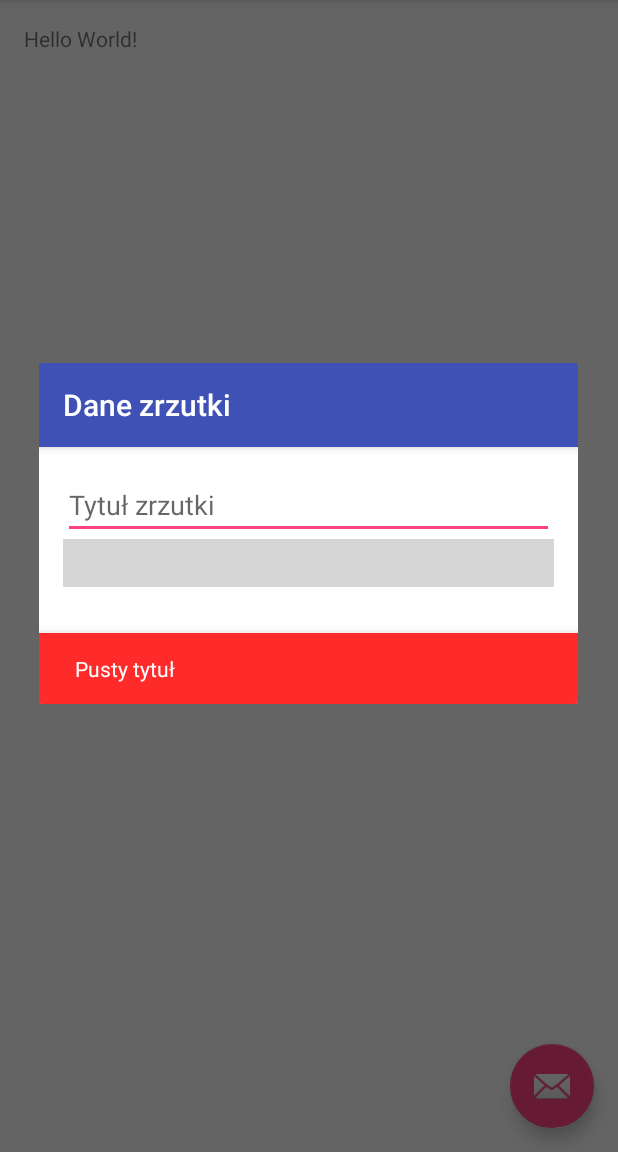
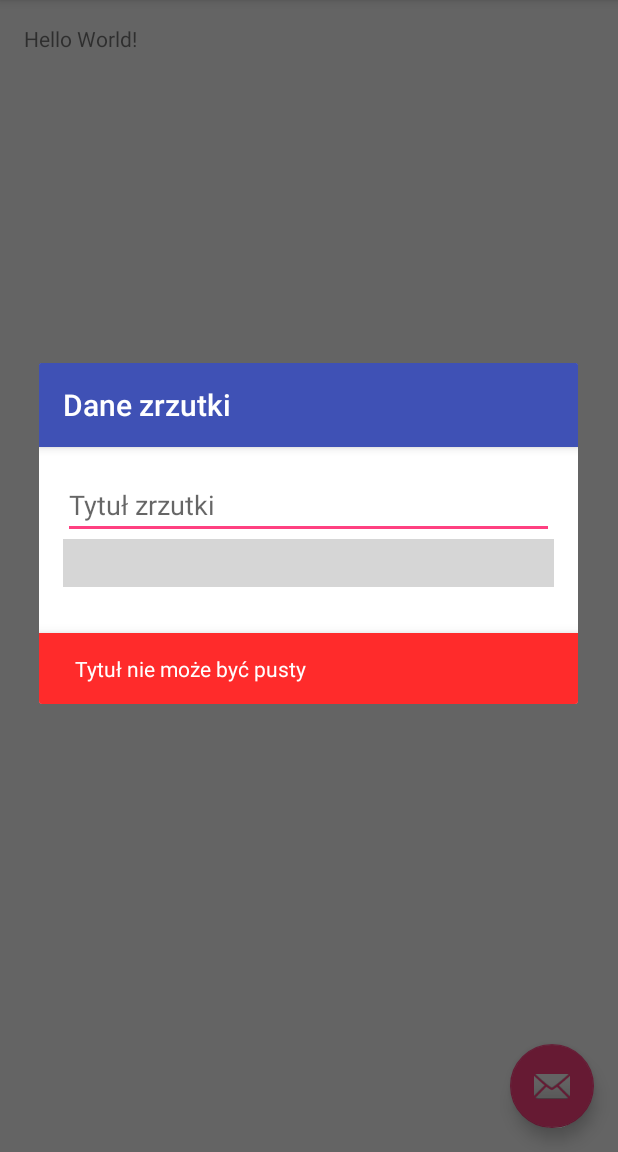
Before and after one commit to trzye/Zrzutka, an Android app: the screen it shows after launch (MainActivity), after a tap on "OK", on a phone screen of 412 x 824 dp, the part 84-1236 px from its top. Run offline under Robolectric (Android 15) with nearby library versions, the phone set to English and light mode, and no system bars; libraries missing offline, so code that uses them is left out: com.j256.ormlite, com.squareup.timessquare; plain views replace CalendarPickerView; 2 other taps on this screen came first; grey boxes are pictures that could not be loaded.

Commit message:
Refactoring of base contribution data input

```diff
--- a/client/app/src/main/java/pl/edu/pw/jereczem/zrzutka/client/model/contribution/Contribution.kt
+++ b/client/app/src/main/java/pl/edu/pw/jereczem/zrzutka/client/model/contribution/Contribution.kt
@@ -8,11 +8,11 @@ data class Contribution private constructor(
         @Id @GeneratedValue val id: Long? = null,
         @Column var title: String ="",
         @Column(columnDefinition = "DATE") var startDate: Date = Date(),
-        @Column(columnDefinition = "DATE") var endDate: Date? = null
+        @Column(columnDefinition = "DATE") var endDate: Date = Date()
 ) {
 
     private constructor() : this(null)
-    constructor(title: String, startDate: Date = Date(), endDate: Date? = null) : this(null, title, startDate, endDate)
+    constructor(title: String, startDate: Date = Date(), endDate: Date = startDate) : this(null, title, startDate, endDate)
 
     @ManyToOne private val _contributors: MutableCollection<Contributor> = mutableListOf()
     val contributors: List<Contributor> get() = _contributors.toList()
--- /dev/null
+++ b/client/app/src/main/java/pl/edu/pw/jereczem/zrzutka/client/view/contribution/KeyEventExtenctions.kt
@@ -0,0 +1,5 @@
+package pl.edu.pw.jereczem.zrzutka.client.view.contribution
+
+import android.view.KeyEvent
+
+fun KeyEvent.isBackPressed() = (keyCode == KeyEvent.KEYCODE_BACK) && (action == KeyEvent.ACTION_UP)
--- a/client/app/src/main/res/layout/app_bar_main.xml
+++ b/client/app/src/main/res/layout/app_bar_main.xml
@@ -13,7 +13,7 @@
         android:theme="@style/AppTheme.AppBarOverlay">
 
         <android.support.v7.widget.Toolbar
-            android:id="@+id/toolbar"
+            android:id="@+id/appBarMainToolbar"
             android:layout_width="match_parent"
             android:layout_height="?attr/actionBarSize"
             android:background="?attr/colorPrimary"
--- a/client/app/src/main/res/layout/fragment_contribution_edit.xml
+++ b/client/app/src/main/res/layout/contribution_edit.xml
@@ -1,10 +1,8 @@
 <LinearLayout xmlns:android="http://schemas.android.com/apk/res/android"
     xmlns:app="http://schemas.android.com/apk/res-auto"
-    xmlns:tools="http://schemas.android.com/tools"
     android:layout_width="match_parent"
     android:layout_height="match_parent"
-    android:orientation="vertical"
-    tools:context="layout.ContributionEditFragment">
+    android:orientation="vertical">
 
     <android.support.design.widget.AppBarLayout
         android:layout_width="match_parent"
@@ -12,12 +10,11 @@
         android:theme="@style/AppTheme.AppBarOverlay">
 
         <android.support.v7.widget.Toolbar
-            android:id="@+id/toolbar"
             android:layout_width="match_parent"
             android:layout_height="?attr/actionBarSize"
             android:background="?attr/colorPrimary"
             app:popupTheme="@style/AppTheme.PopupOverlay"
-            app:title="Dane zrzutki"/>
+            app:title="@string/contribution_edit_toolbar_title"/>
 
     </android.support.design.widget.AppBarLayout>
 
@@ -39,20 +36,19 @@
             <EditText
                 android:layout_width="match_parent"
                 android:layout_height="wrap_content"
-                android:id="@+id/editText"
-                android:hint="Tytuł zrzutki"
+                android:id="@+id/contributionTitleEditText"
+                android:hint="@string/contribution_edit_title_hint"
                 android:imeOptions="actionDone"
                 android:lines="1"
                 android:inputType="textAutoCorrect"/>
 
             <com.squareup.timessquare.CalendarPickerView
                 android:paddingTop="@dimen/activity_horizontal_margin"
-                android:id="@+id/calendar_view"
+                android:id="@+id/contributionDateRangePicker"
                 android:layout_width="match_parent"
                 android:layout_height="wrap_content"
                 app:titleTextColor="@color/colorAccent"
-                app:headerTextColor="@color/colorPrimary"
-                />
+                app:headerTextColor="@color/colorPrimary" />
 
 
         </LinearLayout>
--- a/client/app/src/main/res/values/strings.xml
+++ b/client/app/src/main/res/values/strings.xml
@@ -1,11 +1,24 @@
 <resources>
     <string name="app_name">Zrzutka</string>
 
+    <!-- Auto generated string values -->
     <string name="navigation_drawer_open">Open navigation drawer</string>
     <string name="navigation_drawer_close">Close navigation drawer</string>
+    <string name="action_settings">Settings</string>
+    <string name="hello_blank_fragment">Hello blank fragment</string>
 
-    <string name="action_settings">Settings</string>
+    <!-- Dialog common buttons -->
+    <string name="dialog_yes">Tak</string>
+    <string name="dialog_no">Nie</string>
+    <string name="dialog_ok">OK</string>
 
-    <!-- TODO: Remove or change this placeholder text -->
-    <string name="hello_blank_fragment">Hello blank fragment</string>
+    <!-- Contribution edit strings -->
+    <string name="contribution_edit_toolbar_title">Dane zrzutki</string>
+    <string name="contribution_edit_title_hint">Tytuł zrzutki</string>
+    <string name="empty_title_warning">Tytuł nie może być pusty</string>
+
+    <!-- Alert dialogs strings -->
+    <string name="alert_dialog_back_pressed_title">Czy jesteś pewny?</string>
+
+
 </resources>
```
Also changed, not shown: client/app/src/main/java/layout/ContributionEditFragment.java (deleted, +0 -109 lines), client/app/src/main/java/pl/edu/pw/jereczem/zrzutka/client/MainActivity.kt (+4 -54 lines), client/app/src/main/java/pl/edu/pw/jereczem/zrzutka/client/view/contribution/AlertDialogs.kt (added, +17 -0 lines), client/app/src/main/java/pl/edu/pw/jereczem/zrzutka/client/view/contribution/ContributionDataEditDialog.kt (added, +72 -0 lines), 1 other file.
